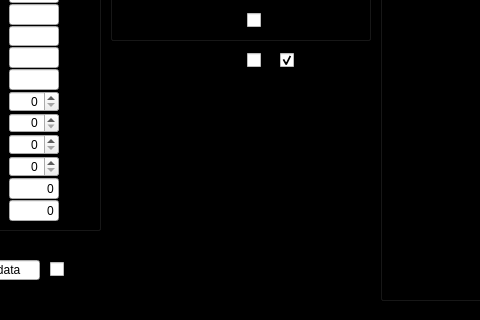
Before: the Qt Designer form GUI/spheroid_GUI.ui in gibbogle/spheroid-abm, drawn with Qt 5; both pictures show x 224 to 704 and y 239 to 559 of the 1294 by 893 pixel window.
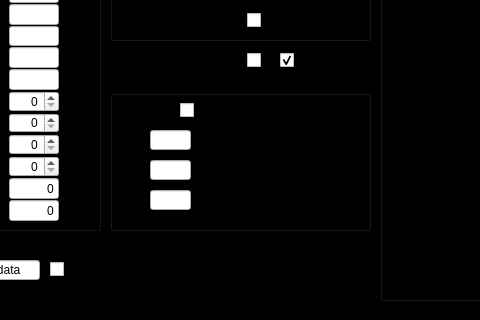
After: the same form once the commit is applied. The open tabs and pages were chosen to show the change. Icons and pictures are not drawn. Custom widgets are drawn as their Qt base class.

Commit message: G: changed GUI/params.cpp G: changed GUI/spheroid_GUI.ui G: changed src/drop.f90 G: changed src/spheroid.f90

Diff of the .ui file:
```diff
--- a/GUI/spheroid_GUI.ui
+++ b/GUI/spheroid_GUI.ui
@@ -3230,6 +3230,104 @@
              <bool>true</bool>
             </property>
            </widget>
+           <widget class="QGroupBox" name="groupBox_drop">
+            <property name="geometry">
+             <rect>
+              <x>290</x>
+              <y>270</y>
+              <width>261</width>
+              <height>141</height>
+             </rect>
+            </property>
+            <property name="title">
+             <string/>
+            </property>
+            <widget class="QCheckBox" name="cbox_USE_DROP">
+             <property name="geometry">
+              <rect>
+               <x>70</x>
+               <y>10</y>
+               <width>121</width>
+               <height>20</height>
+              </rect>
+             </property>
+             <property name="layoutDirection">
+              <enum>Qt::LeftToRight</enum>
+             </property>
+             <property name="text">
+              <string>Drop the spheroid?</string>
+             </property>
+            </widget>
+            <widget class="QLineEdit" name="line_NDROP">
+             <property name="geometry">
+              <rect>
+               <x>40</x>
+               <y>40</y>
+               <width>41</width>
+               <height>20</height>
+              </rect>
+             </property>
+            </widget>
+            <widget class="QLabel" name="label_NDROP">
+             <property name="geometry">
+              <rect>
+               <x>90</x>
+               <y>40</y>
+               <width>121</width>
+               <height>16</height>
+              </rect>
+             </property>
+             <property name="text">
+              <string>Cell count for dropping</string>
+             </property>
+            </widget>
+            <widget class="QLineEdit" name="line_DROP_ALPHA">
+             <property name="geometry">
+              <rect>
+               <x>40</x>
+               <y>70</y>
+               <width>41</width>
+               <height>20</height>
+              </rect>
+             </property>
+            </widget>
+            <widget class="QLabel" name="label_DROP_ALPHA">
+             <property name="geometry">
+              <rect>
+               <x>90</x>
+               <y>70</y>
+               <width>141</width>
+               <height>21</height>
+              </rect>
+             </property>
+             <property name="text">
+              <string>Contact_diameter/diameter</string>
+             </property>
+            </widget>
+            <widget class="QLineEdit" name="line_DROP_BETA">
+             <property name="geometry">
+              <rect>
+               <x>40</x>
+               <y>100</y>
+               <width>41</width>
+               <height>20</height>
+              </rect>
+             </property>
+            </widget>
+            <widget class="QLabel" name="label_DROP_BETA">
+             <property name="geometry">
+              <rect>
+               <x>90</x>
+               <y>100</y>
+               <width>131</width>
+               <height>16</height>
+              </rect>
+             </property>
+             <property name="text">
+              <string>Height/diameter</string>
+             </property>
+            </widget>
+           </widget>
           </widget>
          </widget>
         </item>
```
Left out of the diff: 20 changed lines with no effect on the pictures. The commit also changes 3 other files.
